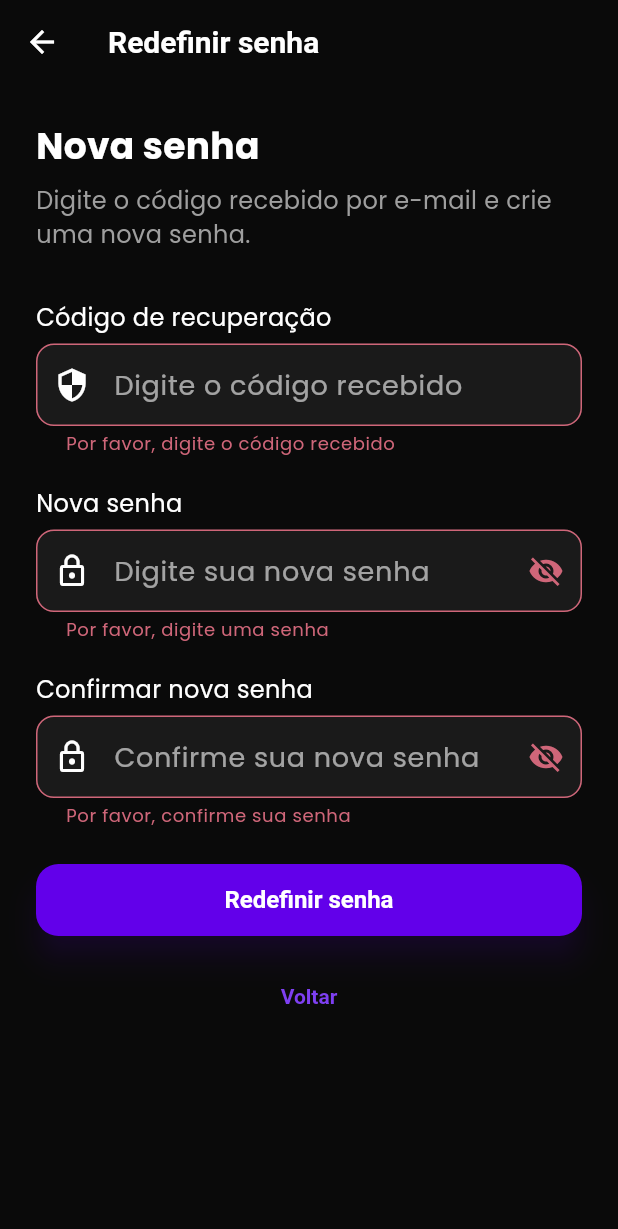
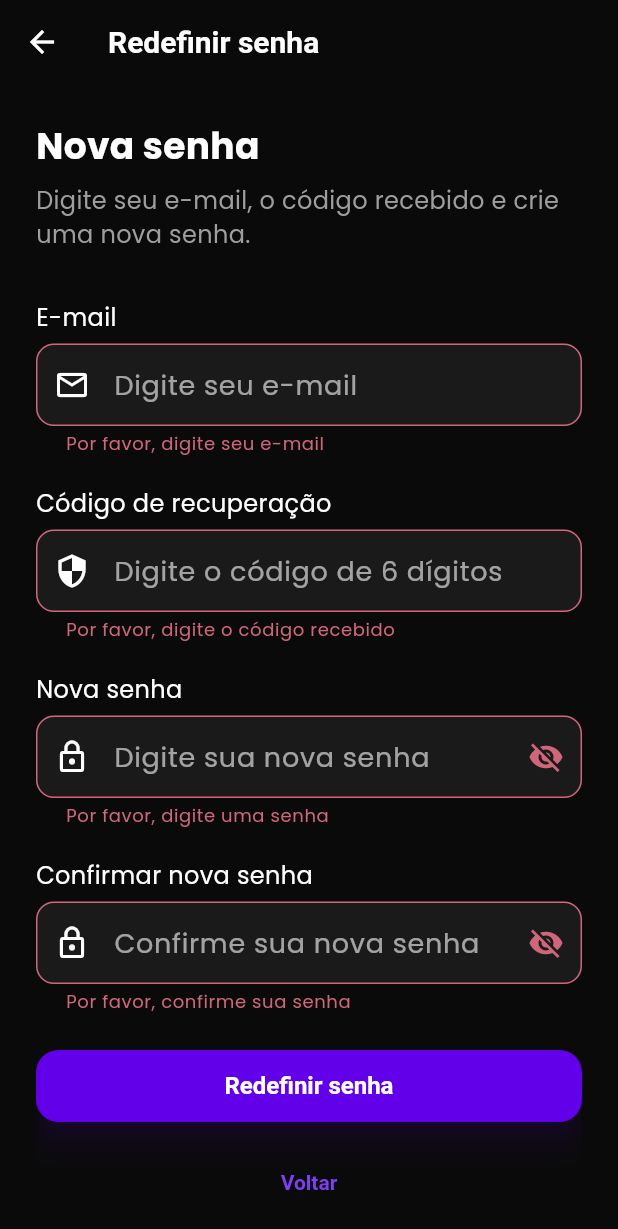
Before and after one commit to JoaoMotaSilva10/SalaMagicaFlutter, a Flutter app: the ResetSenhaScreen screen opened by its route, after a tap on "Redefinir senha", on a phone screen of 412 x 824 dp. Shown: the top 1229 px of the screen. Run offline on Flutter 3.47's test engine with Material 3 defaults, Android fonts, the light colour scheme and no system bars.

Commit message:
configuração de URL e consertando o reset senha

```diff
--- a/lib/screens/reset_senha_screen.dart
+++ b/lib/screens/reset_senha_screen.dart
@@ -10,7 +10,8 @@ class ResetSenhaScreen extends StatefulWidget {
 }
 
 class _ResetSenhaScreenState extends State<ResetSenhaScreen> {
-  final TextEditingController _tokenController = TextEditingController();
+  final TextEditingController _emailController = TextEditingController();
+  final TextEditingController _codigoController = TextEditingController();
   final TextEditingController _senhaController = TextEditingController();
   final TextEditingController _confirmarSenhaController = TextEditingController();
   final _formKey = GlobalKey<FormState>();
@@ -30,7 +31,8 @@ class _ResetSenhaScreenState extends State<ResetSenhaScreen> {
 
     try {
       final response = await ApiService.redefinirSenha(
-        _tokenController.text.trim(),
+        _emailController.text.trim(),
+        _codigoController.text.trim(),
         _senhaController.text,
       );
       if (response.statusCode == 200) {
@@ -53,12 +55,22 @@ class _ResetSenhaScreenState extends State<ResetSenhaScreen> {
     }
   }
 
-  String? _validarToken(String? value) {
+  String? _validarEmail(String? value) {
+    if (value == null || value.isEmpty) {
+      return 'Por favor, digite seu e-mail';
+    }
+    if (!RegExp(r'^[\w-\.]+@([\w-]+\.)+[\w-]{2,4}$').hasMatch(value)) {
+      return 'Digite um e-mail válido';
+    }
+    return null;
+  }
+
+  String? _validarCodigo(String? value) {
     if (value == null || value.isEmpty) {
       return 'Por favor, digite o código recebido';
     }
-    if (value.length < 6) {
-      return 'O código deve ter pelo menos 6 caracteres';
+    if (value.length != 6) {
+      return 'O código deve ter 6 dígitos';
     }
     return null;
   }
@@ -113,18 +125,30 @@ class _ResetSenhaScreenState extends State<ResetSenhaScreen> {
             ),
             const SizedBox(height: 8),
             const Text(
-              'Digite o código recebido por e-mail e crie uma nova senha.',
+              'Digite seu e-mail, o código recebido e crie uma nova senha.',
               style: TextStyle(color: Colors.grey),
             ),
             const SizedBox(height: 32),
+            const Text('E-mail'),
+            const SizedBox(height: 6),
+            TextFormField(
+              controller: _emailController,
+              keyboardType: TextInputType.emailAddress,
+              validator: _validarEmail,
+              decoration: const InputDecoration(
+                hintText: 'Digite seu e-mail',
+                prefixIcon: Icon(Icons.email_outlined),
+              ),
+            ),
+            const SizedBox(height: 20),
             const Text('Código de recuperação'),
             const SizedBox(height: 6),
             TextFormField(
-              controller: _tokenController,
-              keyboardType: TextInputType.text,
-              validator: _validarToken,
+              controller: _codigoController,
+              keyboardType: TextInputType.number,
+              validator: _validarCodigo,
               decoration: const InputDecoration(
-                hintText: 'Digite o código recebido',
+                hintText: 'Digite o código de 6 dígitos',
                 prefixIcon: Icon(Icons.security),
               ),
             ),
```
Also changed, not shown: lib/api/api_service.dart (+92 -18 lines).
